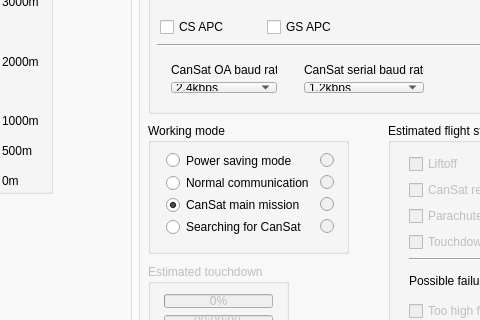
Above: CanSatPrograms/QtCanSatControlPanel/mainwindow.ui from JanWielgus/S13n1u-Sp4c3-CanSat before the change; both pictures show x 338 to 818 and y 247 to 567 of the 960 by 1000 pixel window. Below: the same form after it.
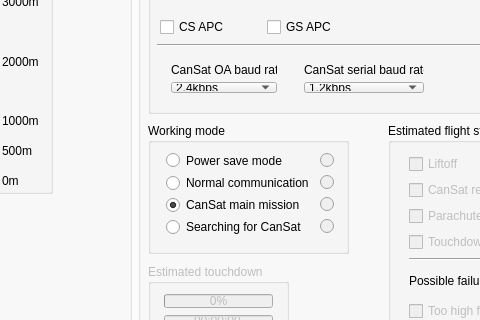
That is the form after the change. The open tabs and pages were chosen to show the change.

Patch:
```diff
--- a/CanSatPrograms/QtCanSatControlPanel/mainwindow.ui
+++ b/CanSatPrograms/QtCanSatControlPanel/mainwindow.ui
@@ -1042,7 +1042,7 @@
              <item>
               <widget class="QRadioButton" name="wMode1_button">
                <property name="text">
-                <string>Power saving mode</string>
+                <string>Power save mode</string>
                </property>
               </widget>
              </item>
```
Left out of the diff: 2 changed lines with no effect on the pictures.
